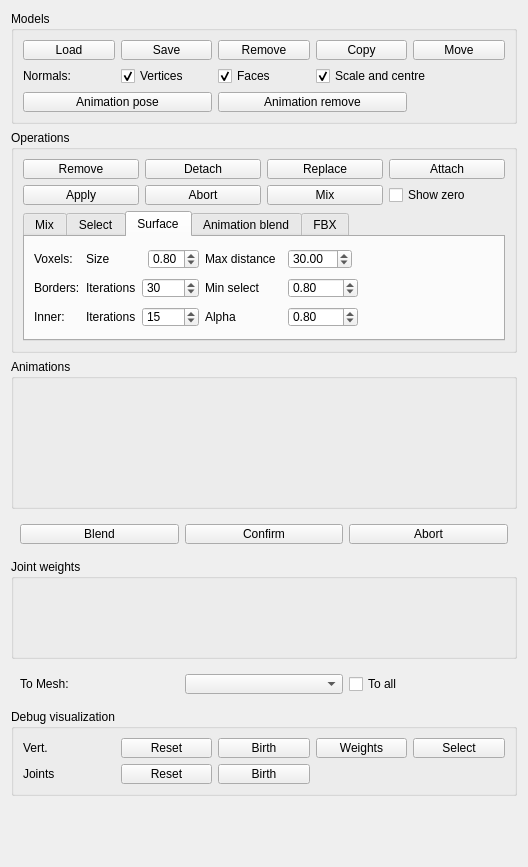
Above: widgets/skinmixer_manager.ui from stefanonuvoli/skinmixer before the change. Below: the same form after it.
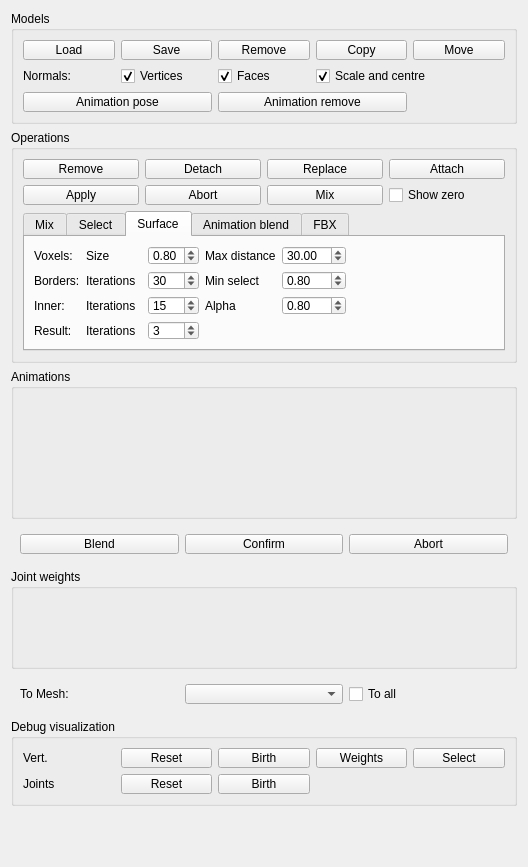
That is the form after the change. The open tabs and pages were chosen to show the change.

Commit message: Result smoothing interface

```diff
--- a/widgets/skinmixer_manager.ui
+++ b/widgets/skinmixer_manager.ui
@@ -284,13 +284,13 @@
         <property name="minimumSize">
          <size>
           <width>0</width>
-          <height>130</height>
+          <height>140</height>
          </size>
         </property>
         <property name="maximumSize">
          <size>
           <width>16777215</width>
-          <height>130</height>
+          <height>140</height>
          </size>
         </property>
         <property name="toolTip">
@@ -724,8 +724,98 @@
          <attribute name="title">
           <string>Surface</string>
          </attribute>
-         <layout class="QGridLayout" name="gridLayout_14">
-          <item row="2" column="2" colspan="2">
+         <layout class="QGridLayout" name="gridLayout_10">
+          <item row="2" column="6">
+           <widget class="QDoubleSpinBox" name="surfaceSmoothingBorderThresholdSpinBox">
+            <property name="maximumSize">
+             <size>
+              <width>16777215</width>
+              <height>20</height>
+             </size>
+            </property>
+            <property name="maximum">
+             <double>1.000000000000000</double>
+            </property>
+            <property name="singleStep">
+             <double>0.050000000000000</double>
+            </property>
+            <property name="value">
+             <double>0.800000000000000</double>
+            </property>
+           </widget>
+          </item>
+          <item row="4" column="3">
+           <widget class="QSpinBox" name="surfaceSmoothingInnerIterationsSpinBox">
+            <property name="maximumSize">
+             <size>
+              <width>16777215</width>
+              <height>20</height>
+             </size>
+            </property>
+            <property name="maximum">
+             <number>100</number>
+            </property>
+            <property name="value">
+             <number>15</number>
+            </property>
+           </widget>
+          </item>
+          <item row="2" column="1">
+           <widget class="QLabel" name="surfaceSmoothingBorderIterationsLabel">
+            <property name="maximumSize">
+             <size>
+              <width>16777215</width>
+              <height>20</height>
+             </size>
+            </property>
+            <property name="text">
+             <string>Iterations</string>
+            </property>
+           </widget>
+          </item>
+          <item row="0" column="6">
+           <widget class="QDoubleSpinBox" name="surfaceVoxelDistanceSpinBox">
+            <property name="maximumSize">
+             <size>
+              <width>16777215</width>
+              <height>20</height>
+             </size>
+            </property>
+            <property name="maximum">
+             <double>200.000000000000000</double>
+            </property>
+            <property name="value">
+             <double>30.000000000000000</double>
+            </property>
+           </widget>
+          </item>
+          <item row="0" column="4" colspan="2">
+           <widget class="QLabel" name="surfaceVoxelDistanceLabel">
+            <property name="maximumSize">
+             <size>
+              <width>16777215</width>
+              <height>20</height>
+             </size>
+            </property>
+            <property name="text">
+             <string>Max distance</string>
+            </property>
+           </widget>
+          </item>
+          <item row="0" column="7">
+           <spacer name="horizontalSpacer_7">
+            <property name="orientation">
+             <enum>Qt::Horizontal</enum>
+            </property>
+            <property name="sizeHint" stdset="0">
+             <size>
+              <width>40</width>
+              <height>20</height>
+             </size>
+            </property>
+           </spacer>
+          </item>
+          <item row="2" column="3">
            <widget class="QSpinBox" name="surfaceSmoothingBorderIterationsSpinBox">
             <property name="maximumSize">
              <size>
@@ -741,7 +831,50 @@
             </property>
            </widget>
           </item>
-          <item row="3" column="4" colspan="2">
+          <item row="0" column="0">
+           <widget class="QLabel" name="surfaceSmoothingVoxelLabel">
+            <property name="text">
+             <string>Voxels:</string>
+            </property>
+           </widget>
+          </item>
+          <item row="2" column="0">
+           <widget class="QLabel" name="surfaceSmoothingBorderLabel">
+            <property name="text">
+             <string>Borders:</string>
+            </property>
+           </widget>
+          </item>
+          <item row="6" column="3">
+           <widget class="QSpinBox" name="surfaceSmoothingResultIterationsSpinBox">
+            <property name="maximumSize">
+             <size>
+              <width>16777215</width>
+              <height>20</height>
+             </size>
+            </property>
+            <property name="maximum">
+             <number>100</number>
+            </property>
+            <property name="value">
+             <number>3</number>
+            </property>
+           </widget>
+          </item>
+          <item row="6" column="1" colspan="2">
+           <widget class="QLabel" name="surfaceSmoothingResultIterationsLabel">
+            <property name="maximumSize">
+             <size>
+              <width>16777215</width>
+              <height>20</height>
+             </size>
+            </property>
+            <property name="text">
+             <string>Iterations</string>
+            </property>
+           </widget>
+          </item>
+          <item row="4" column="4" colspan="2">
            <widget class="QLabel" name="surfaceSmoothingInnerThresholdLabel">
             <property name="maximumSize">
              <size>
@@ -754,126 +887,6 @@
             </property>
            </widget>
           </item>
-          <item row="0" column="9">
-           <spacer name="horizontalSpacer_7">
-            <property name="orientation">
-             <enum>Qt::Horizontal</enum>
-            </property>
-            <property name="sizeHint" stdset="0">
-             <size>
-              <width>40</width>
-              <height>20</height>
-             </size>
-            </property>
-           </spacer>
-          </item>
-          <item row="0" column="0">
-           <widget class="QLabel" name="label_3">
-            <property name="text">
-             <string>Voxels:</string>
-            </property>
-           </widget>
-          </item>
-          <item row="3" column="0">
-           <widget class="QLabel" name="surfaceSmoothingInnerLabel">
-            <property name="text">
-             <string>Inner:</string>
-            </property>
-           </widget>
-          </item>
-          <item row="3" column="1">
-           <widget class="QLabel" name="surfaceSmoothingInnerIterationsLabel">
-            <property name="maximumSize">
-             <size>
-              <width>16777215</width>
-              <height>20</height>
-             </size>
-            </property>
-            <property name="text">
-             <string>Iterations</string>
-            </property>
-           </widget>
-          </item>
-          <item row="3" column="6" colspan="2">
-           <widget class="QDoubleSpinBox" name="surfaceSmoothingInnerAlphaSpinBox">
-            <property name="maximumSize">
-             <size>
-              <width>16777215</width>
-              <height>20</height>
-             </size>
-            </property>
-            <property name="maximum">
-             <double>1.000000000000000</double>
-            </property>
-            <property name="singleStep">
-             <double>0.050000000000000</double>
-            </property>
-            <property name="value">
-             <double>0.800000000000000</double>
-            </property>
-           </widget>
-          </item>
-          <item row="2" column="1">
-           <widget class="QLabel" name="surfaceSmoothingBorderIterationsLabel">
-            <property name="maximumSize">
-             <size>
-              <width>16777215</width>
-              <height>20</height>
-             </size>
-            </property>
-            <property name="text">
-             <string>Iterations</string>
-            </property>
-           </widget>
-          </item>
-          <item row="2" column="6" colspan="2">
-           <widget class="QDoubleSpinBox" name="surfaceSmoothingBorderThresholdSpinBox">
-            <property name="maximumSize">
-             <size>
-              <width>16777215</width>
-              <height>20</height>
-             </size>
-            </property>
-            <property name="maximum">
-             <double>1.000000000000000</double>
-            </property>
-            <property name="singleStep">
-             <double>0.050000000000000</double>
-            </property>
-            <property name="value">
-             <double>0.800000000000000</double>
-            </property>
-           </widget>
-          </item>
-          <item row="3" column="2" colspan="2">
-           <widget class="QSpinBox" name="surfaceSmoothingInnerIterationsSpinBox">
-            <property name="maximumSize">
-             <size>
-              <width>16777215</width>
-              <height>20</height>
-             </size>
-            </property>
-            <property name="maximum">
-             <number>100</number>
-            </property>
-            <property name="value">
-             <number>15</number>
-            </property>
-           </widget>
-          </item>
-          <item row="0" column="1" colspan="2">
-           <widget class="QLabel" name="surfaceVoxelSizeLabel">
-            <property name="maximumSize">
-             <size>
-              <width>16777215</width>
-              <height>20</height>
-             </size>
-            </property>
-            <property name="text">
-             <string>Size</string>
-            </property>
-           </widget>
-          </item>
           <item row="2" column="4" colspan="2">
            <widget class="QLabel" name="surfaceSmoothingBorderThresholdLabel">
             <property name="maximumSize">
@@ -887,10 +900,23 @@
             </property>
            </widget>
           </item>
-          <item row="2" column="0">
-           <widget class="QLabel" name="surfaceSmoothingBorderLabel">
+          <item row="0" column="1">
+           <widget class="QLabel" name="surfaceVoxelSizeLabel">
+            <property name="maximumSize">
+             <size>
+              <width>16777215</width>
+              <height>20</height>
+             </size>
+            </property>
             <property name="text">
-             <string>Borders:</string>
+             <string>Size</string>
+            </property>
+           </widget>
+          </item>
+          <item row="4" column="0">
+           <widget class="QLabel" name="surfaceSmoothingInnerLabel">
+            <property name="text">
+             <string>Inner:</string>
             </property>
            </widget>
           </item>
@@ -913,21 +939,8 @@
             </property>
            </widget>
           </item>
-          <item row="0" column="4">
-           <widget class="QLabel" name="surfaceVoxelDistanceLabel">
-            <property name="maximumSize">
-             <size>
-              <width>16777215</width>
-              <height>20</height>
-             </size>
-            </property>
-            <property name="text">
-             <string>Max distance</string>
-            </property>
-           </widget>
-          </item>
-          <item row="0" column="6">
-           <widget class="QDoubleSpinBox" name="surfaceVoxelDistanceSpinBox">
+          <item row="4" column="6">
+           <widget class="QDoubleSpinBox" name="surfaceSmoothingInnerAlphaSpinBox">
             <property name="maximumSize">
              <size>
               <width>16777215</width>
@@ -935,10 +948,33 @@
              </size>
             </property>
             <property name="maximum">
-             <double>200.000000000000000</double>
+             <double>1.000000000000000</double>
+            </property>
+            <property name="singleStep">
+             <double>0.050000000000000</double>
             </property>
             <property name="value">
-             <double>30.000000000000000</double>
+             <double>0.800000000000000</double>
+            </property>
+           </widget>
+          </item>
+          <item row="4" column="1">
+           <widget class="QLabel" name="surfaceSmoothingInnerIterationsLabel">
+            <property name="maximumSize">
+             <size>
+              <width>16777215</width>
+              <height>20</height>
+             </size>
+            </property>
+            <property name="text">
+             <string>Iterations</string>
+            </property>
+           </widget>
+          </item>
+          <item row="6" column="0">
+           <widget class="QLabel" name="surfaceSmoothingResultLabel">
+            <property name="text">
+             <string>Result:</string>
             </property>
            </widget>
           </item>
```
Left out of the diff: 228 changed lines with no effect on the pictures. The commit also changes 5 other files.
